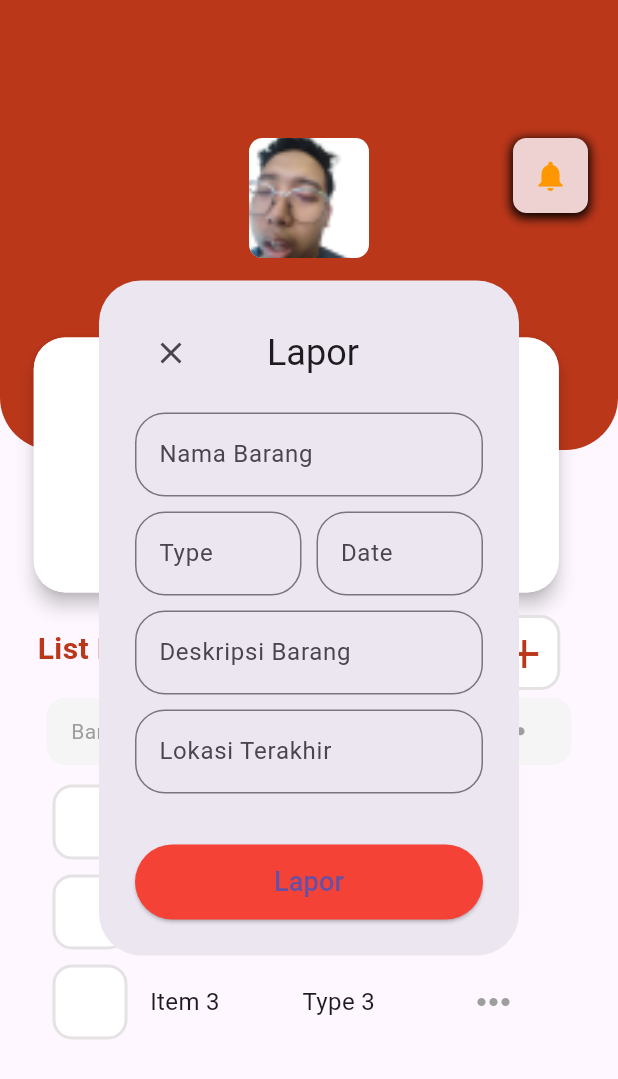
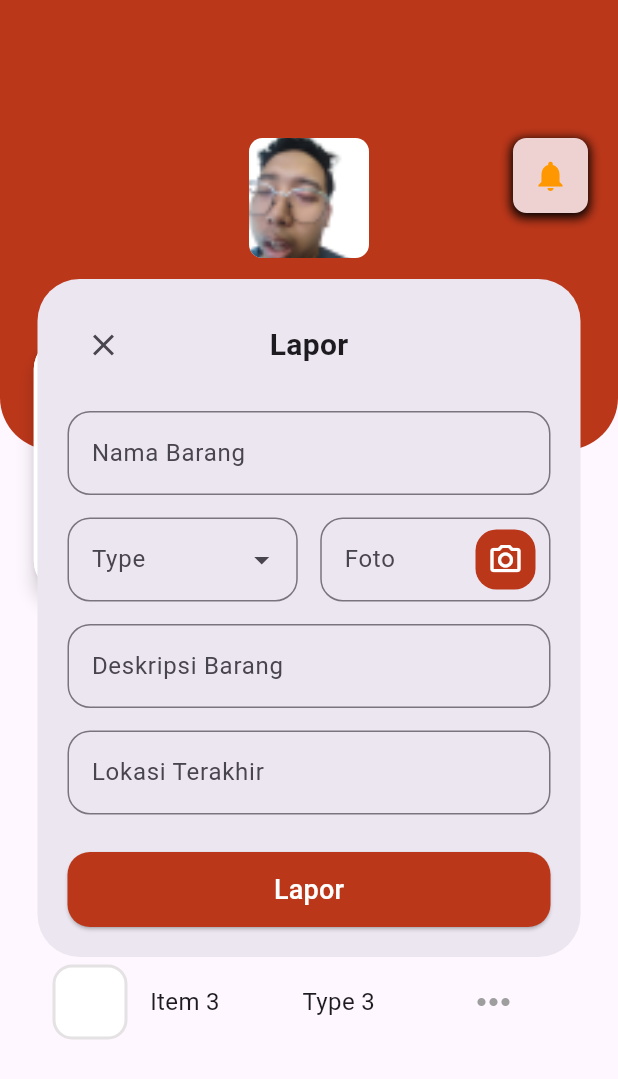
Before and after one commit to medavidrahmadana/TelU-Adventure-Mobile, a Flutter app: the lapor_page screen opened directly, after a tap on the "add" icon, on a phone screen of 412 x 824 dp. Shown: the top 1079 px of the screen. Run offline on Flutter 3.47's test engine with Material 3 defaults, Android fonts, the phone set to English and light mode, and no system bars; our stand-ins replace firebase_auth, firebase_core, google_maps_flutter; missing offline and left inert: flutter_driver; accounts and stored records are empty; Roboto replaces fonts that are missing (inter).

Commit message:
Memperbaiki Modal Lapor

```diff
--- a/telu_adventure/lib/page/modal_lapor.dart
+++ b/telu_adventure/lib/page/modal_lapor.dart
@@ -9,8 +9,16 @@ class modal_lapor extends StatelessWidget {
 
   @override
   Widget build(BuildContext context) {
-    return AlertDialog(
-      title: Row(
+    return Dialog(
+      insetPadding: EdgeInsets.symmetric(horizontal: 25), // Set inset padding
+      child: Container(
+        width: MediaQuery.of(context).size.width * 0.9, // Lebar container utama
+        padding: EdgeInsets.all(20),
+        child: Column(
+          mainAxisSize: MainAxisSize.min,
+          children: [
+            Row(
+              mainAxisAlignment: MainAxisAlignment.spaceBetween,
               children: [
                 IconButton(
                   icon: Icon(Icons.close),
@@ -18,88 +26,140 @@ class modal_lapor extends StatelessWidget {
                     Navigator.of(context).pop();
                   },
                 ),
-          SizedBox(width: 40),
-          Expanded(child: Text('Lapor')),
+                Text(
+                  'Lapor',
+                  style: TextStyle(
+                    fontSize: 20,
+                    fontWeight: FontWeight.bold,
+                  ),
+                ),
+                SizedBox(width: 48), // Untuk keseimbangan
               ],
             ),
-      content: SingleChildScrollView(
-        child: Column(
-          mainAxisSize: MainAxisSize.min,
-          children: [
+            SizedBox(height: 20),
             TextField(
               controller: _namaBarangController,
               decoration: InputDecoration(
                 hintText: "Nama Barang",
                 border: OutlineInputBorder(
-                      borderRadius: BorderRadius.circular(20))),
+                  borderRadius: BorderRadius.circular(15),
                 ),
-            SizedBox(
-              height: 10,
               ),
+            ),
+            SizedBox(height: 15),
             Row(
               children: [
                 Expanded(
-                  child: TextField(
+                  child: Stack(
+                    alignment: Alignment.centerRight,
+                    children: [
+                      TextField(
                         controller: _textFieldController2,
                         decoration: InputDecoration(
                           hintText: "Type",
                           border: OutlineInputBorder(
-                            borderRadius: BorderRadius.circular(20))),
+                            borderRadius: BorderRadius.circular(15),
                           ),
                         ),
-                SizedBox(width: 10),
+                      ),
+                      IconButton(
+                        icon: Icon(Icons.arrow_drop_down),
+                        onPressed: () {
+                          // Handle dropdown icon press
+                        },
+                      ),
+                    ],
+                  ),
+                ),
+                SizedBox(width: 15),
                 Expanded(
-                  child: TextField(
+                  child: Stack(
+                    alignment: Alignment.centerRight,
+                    children: [
+                      TextField(
                         controller: _textFieldController3,
                         decoration: InputDecoration(
-                        hintText: "Date",
+                          hintText: "Foto",
                           border: OutlineInputBorder(
-                            borderRadius: BorderRadius.circular(20))),
+                            borderRadius: BorderRadius.circular(15),
+                          ),
+                        ),
+                      ),
+                      Positioned(
+                        right: 10, // Positioning the camera icon
+                        child: Container(
+                          width: 40,
+                          height: 40,
+                          decoration: BoxDecoration(
+                            color: Color(0xFFBB371A),
+                            borderRadius: BorderRadius.circular(14),
+                          ),
+                          child: IconButton(
+                            onPressed: () {
+                              // Handle camera icon press
+                            },
+                            icon: Icon(
+                              Icons.camera_alt_outlined,
+                              color: Colors.white,
+                            ),
+                          ),
                         ),
                       ),
                     ],
                   ),
-            SizedBox(
-              height: 10,
                 ),
+              ],
+            ),
+            SizedBox(height: 15),
             TextField(
               controller: _textFieldController4,
               decoration: InputDecoration(
                 hintText: "Deskripsi Barang",
                 border: OutlineInputBorder(
-                      borderRadius: BorderRadius.circular(20))),
+                  borderRadius: BorderRadius.circular(15),
                 ),
-            SizedBox(
-              height: 10,
               ),
+            ),
+            SizedBox(height: 15),
             TextField(
               controller: _textFieldController5,
               decoration: InputDecoration(
                 hintText: "Lokasi Terakhir",
                 border: OutlineInputBorder(
-                      borderRadius: BorderRadius.circular(20))),
-            ),
-            SizedBox(
-              height: 10,
-            ),
-          ],
+                  borderRadius: BorderRadius.circular(15),
                 ),
               ),
-      actions: <Widget>[
+            ),
+            SizedBox(height: 25),
             ElevatedButton(
               style: ButtonStyle(
                 backgroundColor:
-                MaterialStateProperty.all<Color>(Colors.red), // Merah
+                    MaterialStateProperty.all<Color>(Color(0xFFBB371A)),
                 minimumSize: MaterialStateProperty.all<Size>(
-                Size(double.infinity, 50)), // Full-width
+                  Size(double.infinity, 50),
                 ),
-          child: Text('Lapor',
-              style: TextStyle(fontSize: 18)), // Custom text style
+                shape: MaterialStateProperty.all<RoundedRectangleBorder>(
+                  RoundedRectangleBorder(
+                    borderRadius: BorderRadius.circular(
+                        15), // Atur radius sesuai keinginan
+                    // Tambahan properti untuk mengatur tepi (edge)
+                  ),
+                ),
+              ),
+              child: Text(
+                'Lapor',
+                style: TextStyle(
+                  fontSize: 18,
+                  color: Colors.white,
+                ),
+              ),
               onPressed: () {
                 Navigator.of(context).pop();
               },
             ),
           ],
+        ),
+      ),
     );
   }
 }
```
Lines whose indentation alone changed are shown as unchanged.
